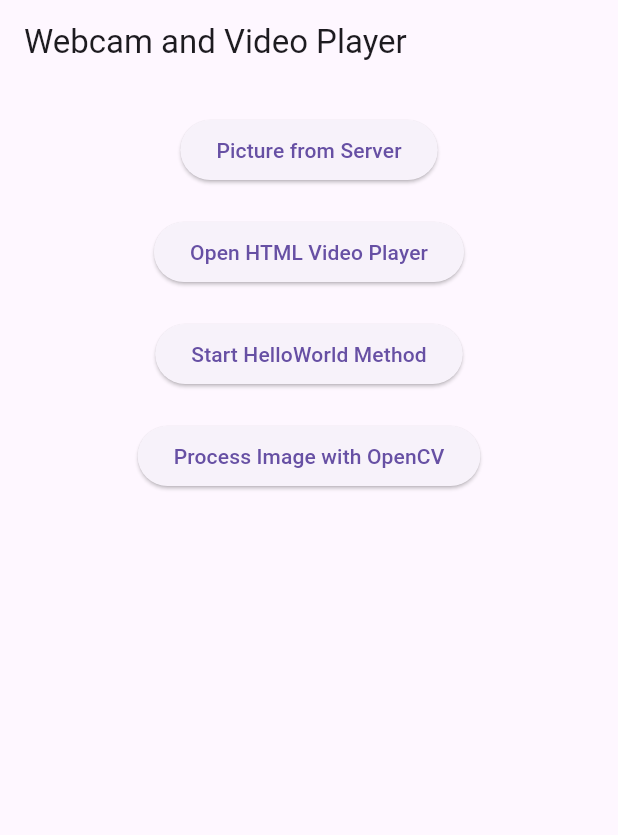
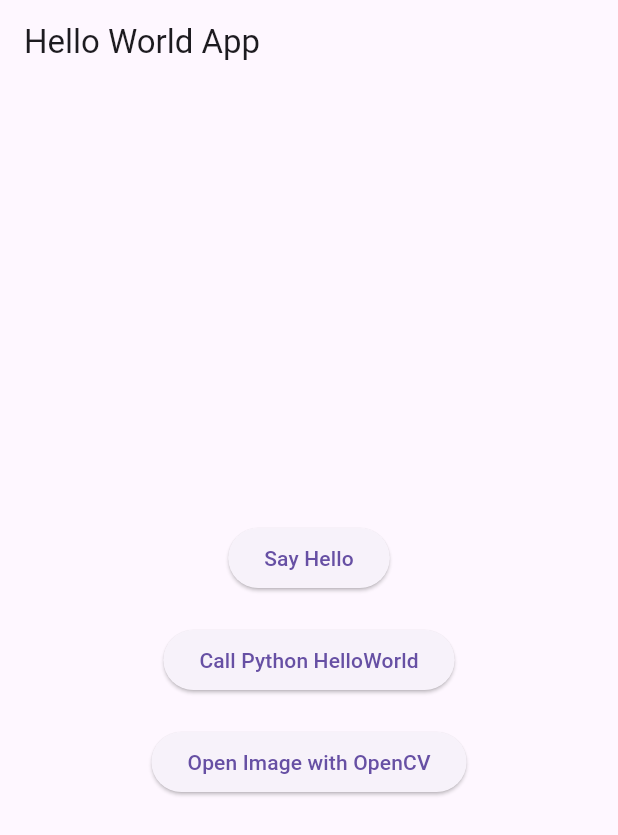
Before and after one commit to Brettina/innoAnim, a Flutter app: the screen it shows after launch, on a phone screen of 412 x 824 dp. Shown: the top 835 px of the screen. Run offline on Flutter 3.47's test engine with Material 3 defaults, Android fonts, the phone set to English and light mode, and no system bars; our stand-ins replace firebase_core, flutter_blue; accounts and stored records are empty.

Commit message:
rumprobieren, alles loeschen und flask server probieren

```diff
--- a/flutter/flutter_3/flutter_3/lib/main.dart
+++ b/flutter/flutter_3/flutter_3/lib/main.dart
@@ -1,14 +1,10 @@
 import 'package:flutter/material.dart';
-import 'package:url_launcher/url_launcher.dart';
 import 'package:http/http.dart' as http;
-import 'dart:convert';
-import 'dart:typed_data';
 
-// Define the server address as a constant
-const String serverAddress = 'http://172.28.69.28:8080'; // Flask server address
+const String serverAddress =
+    'http://localhost:8080'; // Replace with your server IP
 
-void main() async {
-  WidgetsFlutterBinding.ensureInitialized();
+void main() {
   runApp(MyApp());
 }
 
@@ -21,130 +17,65 @@ class MyApp extends StatelessWidget {
   }
 }
 
-class MainScreen extends StatefulWidget {
-  @override
-  _MainScreenState createState() => _MainScreenState();
+class MainScreen extends StatelessWidget {
+  Future<void> _callPythonHelloWorld() async {
+    try {
+      final url = Uri.parse('$serverAddress/open_image');
+      final response = await http.get(url).timeout(Duration(seconds: 30));
+
+      if (response.statusCode == 200) {
+        print('Python method executed successfully');
+      } else {
+        print('Failed to execute Python method: ${response.statusCode}');
+      }
+    } catch (e) {
+      print('Error executing Python method: $e');
+    }
   }
 
-class _MainScreenState extends State<MainScreen> {
-  Uint8List? _image;
+  Future<void> _openImageWithOpenCV() async {
+    try {
+      final url = Uri.parse('$serverAddress/open_image');
+      final response = await http.get(url).timeout(Duration(seconds: 30));
+
+      if (response.statusCode == 200) {
+        print('Image opened successfully with OpenCV');
+        // Display the image in Flutter (implement as needed)
+      } else {
+        print('Failed to open image with OpenCV: ${response.statusCode}');
+      }
+    } catch (e) {
+      print('Error opening image with OpenCV: $e');
+    }
+  }
 
   @override
   Widget build(BuildContext context) {
     return Scaffold(
-      appBar: AppBar(title: Text('Webcam and Video Player')),
-      body: SingleChildScrollView(
-        child: Center(
+      appBar: AppBar(title: Text('Hello World App')),
+      body: Center(
         child: Column(
           mainAxisAlignment: MainAxisAlignment.center,
           children: [
-              // Commenting out the camera feed panel
-              // Container(
-              //   height: 240, // Fixed height for the camera feed panel
-              //   child: CameraFeedWidget(),
-              // ),
-              SizedBox(height: 20),
             ElevatedButton(
               onPressed: () {
-                  _launchImageInBrowser('$serverAddress/assets/image1.png');
+                print('Hello, World!');
               },
-                child: Text('Picture from Server'),
+              child: Text('Say Hello'),
             ),
             SizedBox(height: 20),
             ElevatedButton(
-                onPressed: () {
-                  _launchURL('$serverAddress/lib/index.html');
-                },
-                child: Text('Open HTML Video Player'),
+              onPressed: _callPythonHelloWorld,
+              child: Text('Call Python HelloWorld'),
             ),
             SizedBox(height: 20),
             ElevatedButton(
-                onPressed: _helloworld,
-                child: Text('Start HelloWorld Method'),
+              onPressed: _openImageWithOpenCV,
+              child: Text('Open Image with OpenCV'),
             ),
-              SizedBox(height: 20),
-              ElevatedButton(
-                onPressed: _processImage,
-                child: Text('Process Image with OpenCV'),
-              ),
-              SizedBox(height: 20),
-              _image != null ? Image.memory(_image!) : Container(),
           ],
-          ),
         ),
       ),
     );
   }
-
-  void _launchURL(String url) async {
-    if (await canLaunch(url)) {
-      await launch(url);
-    } else {
-      throw 'Could not launch $url';
 }
-  }
-
-  void _launchImageInBrowser(String url) async {
-    if (await canLaunch(url)) {
-      await launch(url, forceSafariVC: false, forceWebView: false);
-    } else {
-      throw 'Could not launch $url';
-    }
-  }
-
-  void _helloworld() async {
-    try {
-      final url = Uri.parse('$serverAddress/hello_world');
-
-      final response = await http.post(
-        url,
-        headers: {'Content-Type': 'application/json'},
-      );
-
-      if (response.statusCode == 200) {
-        print('HelloWorld method executed successfully');
-      } else {
-        print('Failed to execute HelloWorld method: ${response.statusCode}');
-      }
-    } catch (e) {
-      print('Error executing HelloWorld method: $e');
-    }
-  }
-
-  void _processImage() async {
-    try {
-      final url = Uri.parse('$serverAddress/process_image');
-
-      final response = await http.post(
-        url,
-        headers: {'Content-Type': 'application/json'},
-      );
-
-      if (response.statusCode == 200) {
-        setState(() {
-          _image = response.bodyBytes;
-        });
-        print('Image processed successfully');
-      } else {
-        print('Failed to process image: ${response.statusCode}');
-      }
-    } catch (e) {
-      print('Error processing image: $e');
-    }
-  }
-}
-
-// Commenting out the CameraFeedWidget class
-// class CameraFeedWidget extends StatefulWidget {
-//   @override
-//   _CameraFeedWidgetState createState() => _CameraFeedWidgetState();
-// }
-
-// class _CameraFeedWidgetState extends State<CameraFeedWidget> {
-//   @override
-//   Widget build(BuildContext context) {
-//     return Center(
-//       child: Text('Camera feed not available'),
-//     );
-//   }
-// }
```
Also changed, not shown: 1 other file. Lines whose indentation alone changed are shown as unchanged.
